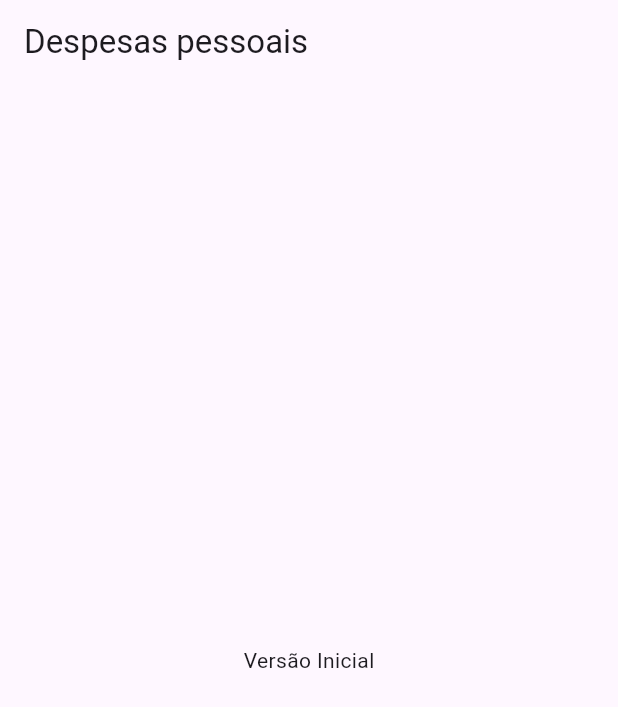
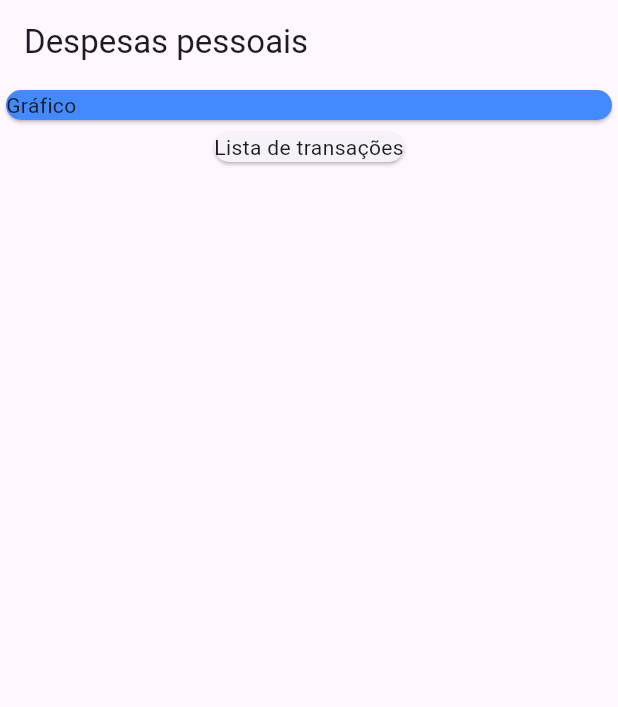
Before and after one commit to Thejuniordev/expenses, a Flutter app: the screen it shows after launch, on a phone screen of 412 x 824 dp. Shown: the top 707 px of the screen. Run offline on Flutter 3.47's test engine with Material 3 defaults, Android fonts, the phone set to English and light mode, and no system bars.

Commit message:
feat(aula-2): Add card

```diff
--- a/lib/main.dart
+++ b/lib/main.dart
@@ -17,12 +17,22 @@ class MyHomePage extends StatelessWidget {
   @override
   Widget build(BuildContext context) {
     return Scaffold(
-      appBar: AppBar(
-        title: const Text('Despesas pessoais'),
-      ),
-      body: const Center(
-        child: Text('Versão Inicial'),
-      ),
-    );
+        appBar: AppBar(
+          title: const Text('Despesas pessoais'),
+        ),
+        body: Column(
+          children: <Widget>[
+            Container(
+              width: double.infinity,
+              child: const Card(
+                color: Colors.blueAccent,
+                child: Text('Gráfico'),
+              ),
+            ),
+            const Card(
+              child: Text('Lista de transações'),
+            )
+          ],
+        ));
   }
 }
```
